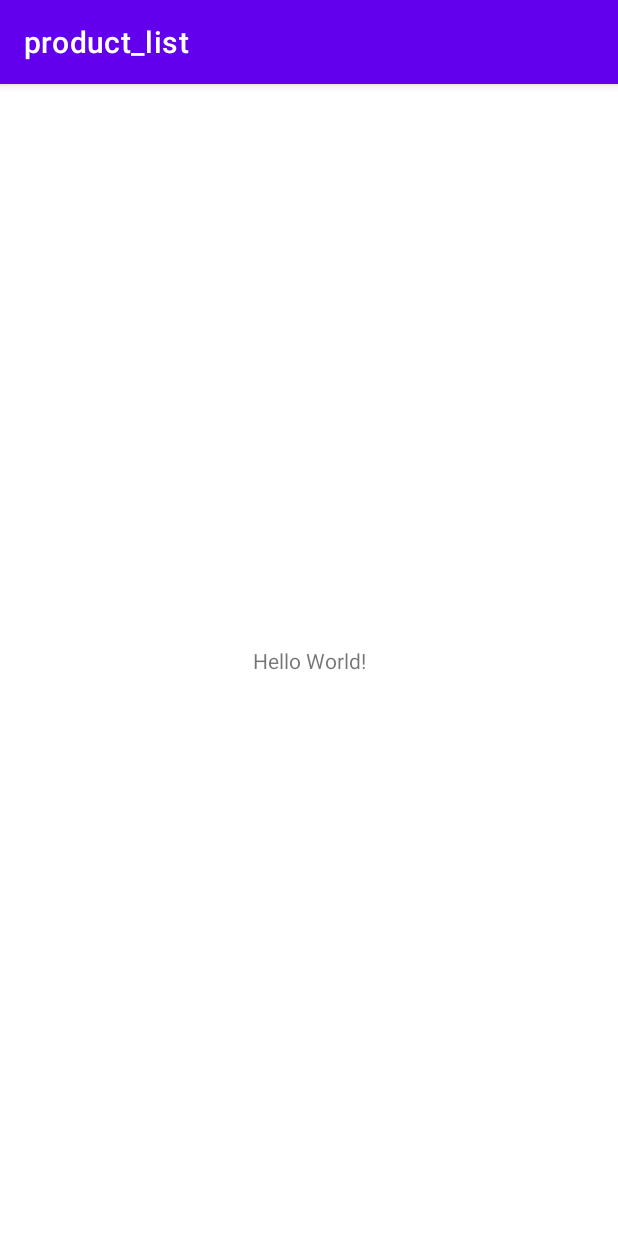
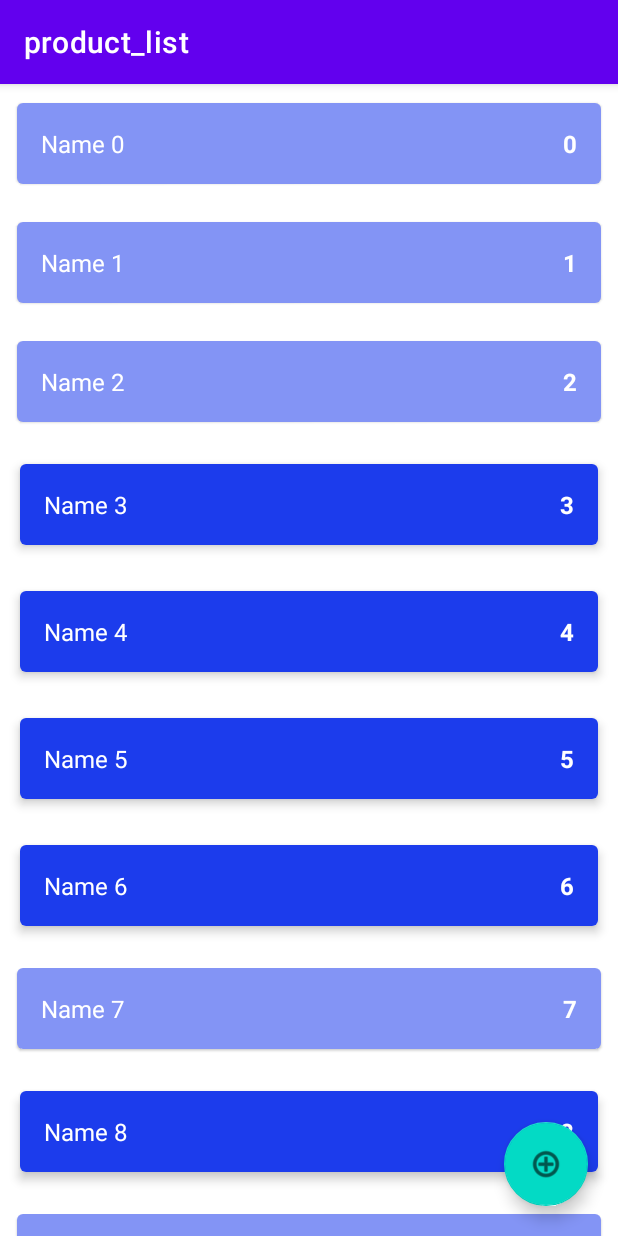
Before and after one commit to ne101/product_list, an Android app: the screen it shows after launch (MainActivity), on a phone screen of 412 x 824 dp. Run offline under Robolectric (Android 15) with nearby library versions, the phone set to English and light mode, and no system bars.

Commit message:
Good RecyclerView

```diff
--- a/app/src/main/AndroidManifest.xml
+++ b/app/src/main/AndroidManifest.xml
@@ -12,7 +12,11 @@
         android:theme="@style/Theme.Product_list"
         tools:targetApi="31">
         <activity
-            android:name=".MainActivity"
+            android:name=".presentation.ShopItemActivity"
+            android:exported="false"
+            android:windowSoftInputMode="adjustResize"/>
+        <activity
+            android:name=".presentation.MainActivity"
             android:exported="true">
             <intent-filter>
                 <action android:name="android.intent.action.MAIN" />
--- /dev/null
+++ b/app/src/main/java/com/example/product_list/data/ShopListRepositoryImpl.kt
@@ -0,0 +1,55 @@
+package com.example.product_list.data
+
+import androidx.lifecycle.LiveData
+import androidx.lifecycle.MutableLiveData
+import com.example.product_list.domain.ShopItem
+import com.example.product_list.domain.ShopListRepository
+import kotlin.random.Random
+
+object ShopListRepositoryImpl : ShopListRepository {
+
+    private val shopListLD = MutableLiveData<List<ShopItem>>()
+    private val shopList = sortedSetOf<ShopItem>({ o1, o2 -> o1.id.compareTo(o2.id) })
+    private var autoIncrementId = 0
+
+    init {
+        for(i in 0 until 1500) {
+            val item = ShopItem("Name $i", i, Random.nextBoolean())
+            addShopItem(item)
+        }
+    }
+
+    override fun getShopItem(shopItemId: Int): ShopItem {
+        return shopList.find {
+            it.id == shopItemId
+        } ?: throw RuntimeException("Element with id $shopItemId not found")
+    }
+
+    override fun addShopItem(shopItem: ShopItem) {
+        if (shopItem.id == ShopItem.UNDEFINED_ID) {
+            shopItem.id = autoIncrementId++
+        }
+        shopList.add(shopItem)
+        updateList()
+    }
+
+    override fun deleteShopItem(shopItem: ShopItem) {
+        shopList.remove(shopItem)
+        updateList()
+    }
+
+    override fun editShopItem(shopItem: ShopItem) {
+        val oldItem = getShopItem(shopItem.id)
+        shopList.remove(oldItem)
+        addShopItem(shopItem)
+    }
+
+    override fun getShopList(): LiveData<List<ShopItem>> {
+        return shopListLD
+    }
+
+    private fun updateList() {
+        shopListLD.value = shopList.toList()
+    }
+
+}
--- /dev/null
+++ b/app/src/main/java/com/example/product_list/domain/DeleteShopItemUseCase.kt
@@ -0,0 +1,7 @@
+package com.example.product_list.domain
+
+class DeleteShopItemUseCase(private val shopListRepository: ShopListRepository) {
+    fun deleteShopItem(shopItem: ShopItem) {
+        shopListRepository.deleteShopItem(shopItem)
+    }
+}
--- /dev/null
+++ b/app/src/main/java/com/example/product_list/domain/EditShopItemUseCase.kt
@@ -0,0 +1,7 @@
+package com.example.product_list.domain
+
+class EditShopItemUseCase(private val shopListRepository: ShopListRepository) {
+    fun editShopItem(shopItem: ShopItem) {
+        shopListRepository.editShopItem(shopItem)
+    }
+}
--- /dev/null
+++ b/app/src/main/java/com/example/product_list/domain/GetShopListUseCase.kt
@@ -0,0 +1,9 @@
+package com.example.product_list.domain
+
+import androidx.lifecycle.LiveData
+
+class GetShopListUseCase(private val shopListRepository: ShopListRepository) {
+    fun getShopList() : LiveData<List<ShopItem>> {
+        return shopListRepository.getShopList()
+    }
+}
--- /dev/null
+++ b/app/src/main/java/com/example/product_list/domain/ShopItem.kt
@@ -0,0 +1,12 @@
+package com.example.product_list.domain
+
+data class ShopItem(
+    val name: String,
+    val count: Int,
+    val enabled: Boolean,
+    var id: Int = UNDEFINED_ID)
+{
+    companion object{
+        const val UNDEFINED_ID = -1
+    }
+}
--- /dev/null
+++ b/app/src/main/java/com/example/product_list/domain/ShopListRepository.kt
@@ -0,0 +1,15 @@
+package com.example.product_list.domain
+
+import androidx.lifecycle.LiveData
+
+interface ShopListRepository {
+    fun getShopItem(shopItemId: Int): ShopItem
+
+    fun addShopItem(shopItem: ShopItem)
+
+    fun deleteShopItem(shopItem: ShopItem)
+
+    fun editShopItem(shopItem: ShopItem)
+
+    fun getShopList() : LiveData<List<ShopItem>>
+}
--- /dev/null
+++ b/app/src/main/java/com/example/product_list/presentation/MainActivity.kt
@@ -0,0 +1,78 @@
+package com.example.product_list.presentation
+
+import androidx.appcompat.app.AppCompatActivity
+import android.os.Bundle
+import android.util.Log
+import android.view.LayoutInflater
+import android.widget.LinearLayout
+import android.widget.TextView
+import androidx.lifecycle.ViewModel
+import androidx.lifecycle.ViewModelProvider
+import androidx.recyclerview.widget.ItemTouchHelper
+import androidx.recyclerview.widget.RecyclerView
+import androidx.recyclerview.widget.RecyclerView.Recycler
+import com.example.product_list.R
+import com.example.product_list.domain.ShopItem
+
+class MainActivity : AppCompatActivity() {
+
+    private lateinit var viewModel: MainViewModel
+    private lateinit var adapter: ShopListAdapter
+    override fun onCreate(savedInstanceState: Bundle?) {
+        super.onCreate(savedInstanceState)
+        setContentView(R.layout.activity_main)
+        setupRecyclerView()
+        viewModel = ViewModelProvider(this). get(MainViewModel::class.java)
+        viewModel.shopList.observe(this) {
+            adapter.submitList(it)
+        }
+    }
+
+    private fun setupRecyclerView() {
+       val rvShopList = findViewById<RecyclerView>(R.id.RV_shop_list)
+        adapter = ShopListAdapter()
+        rvShopList.adapter = adapter
+        rvShopList.recycledViewPool.setMaxRecycledViews(ShopListAdapter.VIEW_TYPE_ENABLED, ShopListAdapter.MAX_POOL_SIZE)
+        rvShopList.recycledViewPool.setMaxRecycledViews(ShopListAdapter.VIEW_TYPE_DISABLED, ShopListAdapter.MAX_POOL_SIZE)
+        setupLongClickListener()
+        setupClickListener()
+        setupSwipeListener(rvShopList)
+
+    }
+
+    private fun setupSwipeListener(rvShopList: RecyclerView) {
+        val simpleCallback = object : ItemTouchHelper.SimpleCallback(
+            0,
+            ItemTouchHelper.LEFT or ItemTouchHelper.RIGHT
+        ) {
+            override fun onMove(
+                recyclerView: RecyclerView,
+                viewHolder: RecyclerView.ViewHolder,
+                target: RecyclerView.ViewHolder
+            ): Boolean {
+                return false
+            }
+
+            override fun onSwiped(viewHolder: RecyclerView.ViewHolder, direction: Int) {
+                val item = adapter.currentList[viewHolder.adapterPosition]
+                viewModel.deleteShopItem(item)
+            }
+        }
+        val itemTouchHelper = ItemTouchHelper(simpleCallback)
+        itemTouchHelper.attachToRecyclerView(rvShopList)
+    }
+
+    private fun setupClickListener() {
+        adapter.onShopItemClickListener = {
+            Log.d("MainActivity", it.toString())
+
+        }
+    }
+
+    private fun setupLongClickListener() {
+        adapter.onShopItemLongClickListener = {
+            viewModel.changeEnabledState(it)
+        }
+    }
+
+}
--- /dev/null
+++ b/app/src/main/java/com/example/product_list/presentation/MainViewModel.kt
@@ -0,0 +1,33 @@
+package com.example.product_list.presentation
+
+import androidx.lifecycle.LiveData
+import androidx.lifecycle.MutableLiveData
+import androidx.lifecycle.ViewModel
+import com.example.product_list.data.ShopListRepositoryImpl
+import com.example.product_list.domain.DeleteShopItemUseCase
+import com.example.product_list.domain.EditShopItemUseCase
+import com.example.product_list.domain.GetShopListUseCase
+import com.example.product_list.domain.ShopItem
+
+
+class MainViewModel : ViewModel() {
+    private val repository = ShopListRepositoryImpl
+
+    private val getShopListUseCase = GetShopListUseCase(repository)
+    private val deleteShopItemUseCase = DeleteShopItemUseCase(repository)
+    private val editShopItemUseCase = EditShopItemUseCase(repository)
+
+    val shopList = getShopListUseCase.getShopList()
+
+
+    fun deleteShopItem(shopItem: ShopItem) {
+        deleteShopItemUseCase.deleteShopItem(shopItem)
+    }
+
+
+    fun changeEnabledState(shopItem: ShopItem) {
+        val newItem = shopItem.copy(enabled = !shopItem.enabled)
+        editShopItemUseCase.editShopItem(newItem)
+    }
+
+}
--- /dev/null
+++ b/app/src/main/java/com/example/product_list/presentation/ShopItemDiffCallBack.kt
@@ -0,0 +1,14 @@
+package com.example.product_list.presentation
+
+import androidx.recyclerview.widget.DiffUtil
+import com.example.product_list.domain.ShopItem
+
+class ShopItemDiffCallBack: DiffUtil.ItemCallback<ShopItem>() {
+    override fun areItemsTheSame(oldItem: ShopItem, newItem: ShopItem): Boolean {
+        return oldItem.id == newItem.id
+    }
+
+    override fun areContentsTheSame(oldItem: ShopItem, newItem: ShopItem): Boolean {
+        return oldItem == newItem
+    }
+}
--- /dev/null
+++ b/app/src/main/java/com/example/product_list/presentation/ShopItemVIewHolder.kt
@@ -0,0 +1,12 @@
+package com.example.product_list.presentation
+
+import android.view.View
+import android.widget.TextView
+import androidx.recyclerview.widget.RecyclerView
+import com.example.product_list.R
+
+
+class ShopItemViewHolder(val view: View): RecyclerView.ViewHolder(view) {
+    val tvName: TextView = view.findViewById(R.id.tv_name)
+    val tvCount: TextView = view.findViewById(R.id.textViewCount)
+}
--- /dev/null
+++ b/app/src/main/java/com/example/product_list/presentation/ShopListAdapter.kt
@@ -0,0 +1,60 @@
+package com.example.product_list.presentation
+
+import android.util.Log
+import android.view.LayoutInflater
+import android.view.View
+import android.view.ViewGroup
+import android.widget.TextView
+import androidx.recyclerview.widget.DiffUtil
+import androidx.recyclerview.widget.ListAdapter
+import androidx.recyclerview.widget.RecyclerView
+import com.example.product_list.R
+import com.example.product_list.domain.ShopItem
+
+class ShopListAdapter: ListAdapter<ShopItem, ShopItemViewHolder>(ShopItemDiffCallBack()) {
+
+    var onShopItemLongClickListener: ((ShopItem) -> Unit) ?= null
+    var onShopItemClickListener: ((ShopItem) -> Unit) ?= null
+
+    override fun onCreateViewHolder(parent: ViewGroup, viewType: Int): ShopItemViewHolder {
+        val layout = when (viewType) {
+            VIEW_TYPE_ENABLED -> R.layout.item_shop_enabled
+            VIEW_TYPE_DISABLED -> R.layout.item_shop_disabled
+            else -> throw RuntimeException("Unknown view type: $viewType")
+        }
+        val view = LayoutInflater.from(parent.context).inflate(
+            layout,
+            parent,
+            false
+        )
+        return ShopItemViewHolder(view)
+    }
+    override fun onBindViewHolder(holder: ShopItemViewHolder, position: Int) {
+        val shopItem = getItem(position)
+        holder.tvName.text = shopItem.name
+        holder.tvCount.text = shopItem.count.toString()
+        holder.view.setOnLongClickListener{
+            onShopItemLongClickListener?.invoke(shopItem)
+            true
+        }
+        holder.view.setOnClickListener {
+            onShopItemClickListener?.invoke(shopItem)
+        }
+    }
+
+    override fun getItemViewType(position: Int): Int {
+        val item = getItem(position)
+        return if (item.enabled) {
+            VIEW_TYPE_ENABLED
+        } else {
+            VIEW_TYPE_DISABLED
+        }
+    }
+
+
+    companion object {
+        const val VIEW_TYPE_ENABLED = 10
+        const val VIEW_TYPE_DISABLED = 11
+        const val MAX_POOL_SIZE = 5
+    }
+}
--- a/app/src/main/res/layout/activity_main.xml
+++ b/app/src/main/res/layout/activity_main.xml
@@ -4,15 +4,28 @@
     xmlns:tools="http://schemas.android.com/tools"
     android:layout_width="match_parent"
     android:layout_height="match_parent"
-    tools:context=".MainActivity">
+    tools:context=".presentation.MainActivity">
 
-    <TextView
-        android:layout_width="wrap_content"
-        android:layout_height="wrap_content"
-        android:text="Hello World!"
+    <androidx.recyclerview.widget.RecyclerView
+        android:id="@+id/RV_shop_list"
+        android:layout_width="0dp"
+        android:layout_height="0dp"
+        app:layoutManager="androidx.recyclerview.widget.LinearLayoutManager"
         app:layout_constraintBottom_toBottomOf="parent"
         app:layout_constraintEnd_toEndOf="parent"
         app:layout_constraintStart_toStartOf="parent"
-        app:layout_constraintTop_toTopOf="parent" />
+        app:layout_constraintTop_toTopOf="parent"
+        tools:listitem="@layout/item_shop_enabled" />
 
+    <com.google.android.material.floatingactionbutton.FloatingActionButton
+        android:id="@+id/add_shop_item_button"
+        android:layout_width="wrap_content"
+        android:layout_height="wrap_content"
+        android:layout_marginEnd="20dp"
+        android:layout_marginBottom="20dp"
+        android:clickable="true"
+        app:layout_constraintBottom_toBottomOf="parent"
+        app:layout_constraintEnd_toEndOf="parent"
+        app:srcCompat="@android:drawable/ic_menu_add"
+        tools:ignore="SpeakableTextPresentCheck" />
 </androidx.constraintlayout.widget.ConstraintLayout>
--- /dev/null
+++ b/app/src/main/res/layout/item_shop_disabled.xml
@@ -0,0 +1,38 @@
+<?xml version="1.0" encoding="utf-8"?>
+<androidx.cardview.widget.CardView xmlns:android="http://schemas.android.com/apk/res/android"
+    xmlns:app="http://schemas.android.com/apk/res-auto"
+    android:layout_width="match_parent"
+    android:layout_height="wrap_content"
+    xmlns:tools="http://schemas.android.com/tools"
+    android:layout_margin="8dp"
+    app:cardElevation="1dp"
+    app:cardCornerRadius="4dp"
+    app:cardUseCompatPadding="true">
+
+    <LinearLayout
+        android:layout_width="match_parent"
+        android:layout_height="match_parent"
+        android:background="#8B1C3CEC"
+        android:orientation="horizontal"
+        android:padding="16dp">
+
+        <TextView
+            android:id="@+id/tv_name"
+            android:layout_width="match_parent"
+            android:layout_height="wrap_content"
+            android:layout_weight="1"
+            tools:text="Салфетки"
+            android:textColor="@color/white"
+            android:textSize="16dp" />
+
+        <TextView
+            android:id="@+id/textViewCount"
+            android:layout_width="wrap_content"
+            android:layout_height="wrap_content"
+            android:layout_weight="0"
+            android:textStyle="bold"
+            tools:text="1"
+            android:textColor="@color/white"
+            android:textSize="16dp" />
+    </LinearLayout>
+</androidx.cardview.widget.CardView>
--- /dev/null
+++ b/app/src/main/res/layout/item_shop_enabled.xml
@@ -0,0 +1,38 @@
+<?xml version="1.0" encoding="utf-8"?>
+<androidx.cardview.widget.CardView xmlns:android="http://schemas.android.com/apk/res/android"
+    xmlns:app="http://schemas.android.com/apk/res-auto"
+    android:layout_width="match_parent"
+    android:layout_height="wrap_content"
+    xmlns:tools="http://schemas.android.com/tools"
+    android:layout_margin="8dp"
+    app:cardCornerRadius="4dp"
+    app:cardElevation="4dp"
+    app:cardUseCompatPadding="true">
+
+    <LinearLayout
+        android:layout_width="match_parent"
+        android:layout_height="match_parent"
+        android:background="#1C3CEC"
+        android:orientation="horizontal"
+        android:padding="16dp">
+
+        <TextView
+            android:id="@+id/tv_name"
+            android:layout_width="match_parent"
+            android:layout_height="wrap_content"
+            android:layout_weight="1"
+            android:textColor="@color/white"
+            android:textSize="16dp"
+            tools:text="Салфетки"/>
+
+        <TextView
+            android:id="@+id/textViewCount"
+            android:layout_width="wrap_content"
+            android:layout_height="wrap_content"
+            android:layout_weight="0"
+            tools:text="1"
+            android:textStyle="bold"
+            android:textColor="@color/white"
+            android:textSize="16dp" />
+    </LinearLayout>
+</androidx.cardview.widget.CardView>
```
Also changed, not shown: app/src/main/java/com/example/product_list/domain/AddShopItemUseCase.kt (added, +8 -0 lines), app/src/main/java/com/example/product_list/domain/GetShopItemUseCase.kt (added, +7 -0 lines), app/src/main/java/com/example/product_list/presentation/ShopItemActivity.kt (renamed from app/src/main/java/com/example/product_list/MainActivity.kt, +4 -3 lines), app/src/main/java/com/example/product_list/presentation/ShopListDiffCallback.kt (added, +27 -0 lines), app/src/main/res/layout/activity_shop_item.xml (added, +61 -0 lines).
